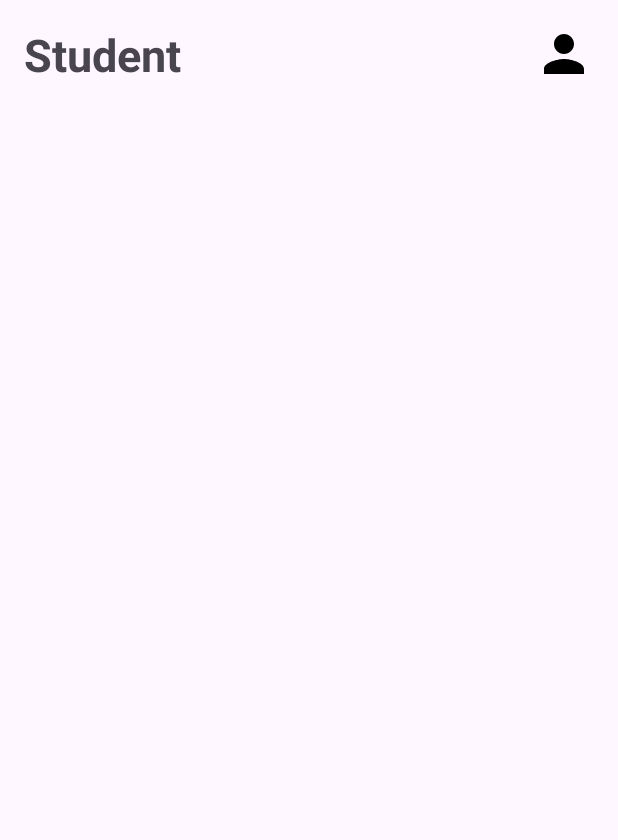
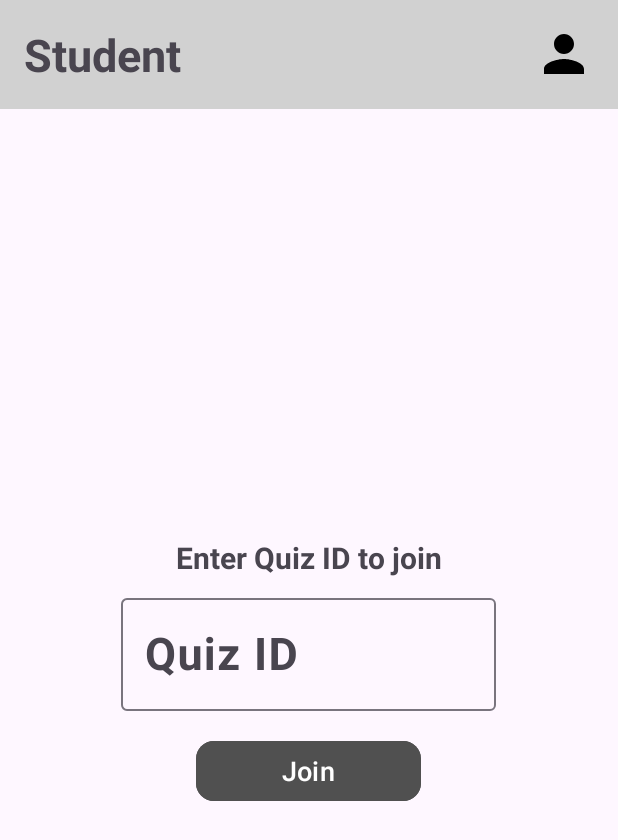
Before and after one commit to AdrianL1123/QuizCaseStudy_dydrian, an Android app: the StudentFragment screen opened through its navigation route, on a phone screen of 412 x 824 dp. Shown: the top 840 px of the screen. Run offline under Robolectric (Android 15) with nearby library versions, the phone set to English and light mode, and no system bars; our stand-ins replace Dagger/Hilt's generated code, Firebase (no records; nobody signed in at launch, a user with empty details on screens opened directly).

Commit message:
Student dashboard/join quiz

```diff
--- a/app/src/main/java/com/dydrian/quizCaseStudy/core/di/AppModule.kt
+++ b/app/src/main/java/com/dydrian/quizCaseStudy/core/di/AppModule.kt
@@ -15,8 +15,8 @@ import javax.inject.Singleton
 class AppModule {
     @Provides
     @Singleton
-    fun provideQuizRepo(authService: AuthService): QuizRepo {
-        return QuizRepoFireStoreImpl(authService = authService)
+    fun provideQuizRepo(): QuizRepo {
+        return QuizRepoFireStoreImpl()
     }
 
     @Provides
--- a/app/src/main/java/com/dydrian/quizCaseStudy/data/repo/QuizRepo.kt
+++ b/app/src/main/java/com/dydrian/quizCaseStudy/data/repo/QuizRepo.kt
@@ -7,4 +7,5 @@ import kotlinx.coroutines.flow.Flow
 interface QuizRepo {
     fun getQuizzes(): Flow<List<Quiz>>
     suspend fun addQuiz(quiz: Quiz)
+    suspend fun getQuizById(id: String): Quiz?
 }
--- a/app/src/main/java/com/dydrian/quizCaseStudy/ui/student/StudentViewModel.kt
+++ b/app/src/main/java/com/dydrian/quizCaseStudy/ui/student/StudentViewModel.kt
@@ -1,12 +1,15 @@
 package com.dydrian.quizCaseStudy.ui.student
 
 import com.dydrian.quizCaseStudy.core.service.AuthService
+import com.dydrian.quizCaseStudy.data.repo.QuizRepo
 import com.dydrian.quizCaseStudy.ui.base.BaseViewModel
 import dagger.hilt.android.lifecycle.HiltViewModel
 import javax.inject.Inject
 
 @HiltViewModel
 class StudentViewModel @Inject constructor(
-    private val authService: AuthService
+    private val authService: AuthService,
+    private val repo: QuizRepo
 ) : BaseViewModel() {
+
 }
--- a/app/src/main/res/layout/fragment_student.xml
+++ b/app/src/main/res/layout/fragment_student.xml
@@ -1,16 +1,22 @@
 <?xml version="1.0" encoding="utf-8"?>
-<LinearLayout xmlns:android="http://schemas.android.com/apk/res/android"
+<FrameLayout xmlns:android="http://schemas.android.com/apk/res/android"
+    xmlns:app="http://schemas.android.com/apk/res-auto"
     xmlns:tools="http://schemas.android.com/tools"
     android:layout_width="match_parent"
     android:layout_height="match_parent"
     android:fitsSystemWindows="true"
-    android:orientation="vertical"
     tools:context=".ui.student.StudentFragment">
 
-    <!-- Header with user icon on the top right -->
+    <LinearLayout
+        android:layout_width="match_parent"
+        android:layout_height="match_parent"
+        android:orientation="vertical">
+
+        <!-- Header -->
         <LinearLayout
             android:layout_width="match_parent"
             android:layout_height="wrap_content"
+            android:background="@color/lightGray"
             android:gravity="center_vertical"
             android:orientation="horizontal"
             android:padding="16dp">
@@ -19,7 +25,7 @@
                 android:layout_width="0dp"
                 android:layout_height="wrap_content"
                 android:layout_weight="1"
-            android:gravity="start"
+                android:gravity="start|center_vertical"
                 android:text="Student"
                 android:textSize="30sp"
                 android:textStyle="bold" />
@@ -28,18 +34,50 @@
                 android:id="@+id/ivUserProfile"
                 android:layout_width="40dp"
                 android:layout_height="40dp"
+                android:layout_gravity="center_vertical"
                 android:contentDescription="User Icon"
+                android:scaleType="centerCrop"
                 android:src="@drawable/ic_user" />
         </LinearLayout>
 
-    <!-- Main Content -->
+        <!-- Form to Join Quiz -->
         <LinearLayout
             android:layout_width="match_parent"
-        android:layout_height="0dp"
-        android:layout_weight="1"
+            android:layout_height="match_parent"
             android:gravity="center"
             android:orientation="vertical">
 
+            <TextView
+                android:layout_width="wrap_content"
+                android:layout_height="wrap_content"
+                android:paddingBottom="8dp"
+                android:text="Enter Quiz ID to join"
+                android:textSize="20sp"
+                android:textStyle="bold" />
+
+            <com.google.android.material.textfield.TextInputLayout
+                android:layout_width="250dp"
+                android:layout_height="wrap_content"
+                android:hint="Quiz ID">
+
+                <com.google.android.material.textfield.TextInputEditText
+                    android:id="@+id/etQuizId"
+                    android:layout_width="match_parent"
+                    android:layout_height="wrap_content"
+                    android:inputType="text"
+                    android:textSize="30sp"
+                    android:textStyle="bold" />
+            </com.google.android.material.textfield.TextInputLayout>
+
+            <com.google.android.material.button.MaterialButton
+                android:id="@+id/btnJoinQuiz"
+                android:layout_width="150dp"
+                android:layout_height="wrap_content"
+                android:layout_marginTop="16dp"
+                android:backgroundTint="@color/darkGray"
+                android:text="Join"
+                android:textSize="18sp"
+                app:cornerRadius="12dp" />
         </LinearLayout>
-
     </LinearLayout>
+</FrameLayout>
--- a/app/src/main/res/navigation/nav_graph.xml
+++ b/app/src/main/res/navigation/nav_graph.xml
@@ -52,6 +52,9 @@
         <action
             android:id="@+id/studentFragment_to_profileFragment"
             app:destination="@id/profileFragment" />
+        <action
+            android:id="@+id/studentToQuiz"
+            app:destination="@id/quizConfirmationFragment" />
     </fragment>
 
 
@@ -75,10 +78,19 @@
         android:label="fragment_profile"
         tools:layout="@layout/fragment_profile" />
     <fragment
-        tools:layout="@layout/fragment_teacher_manage_quiz"
         android:id="@+id/teacherAddQuizFragment"
         android:name="com.dydrian.quizCaseStudy.ui.teacher.manage.add.TeacherAddQuizFragment"
-        android:label="TeacherAddQuizFragment" />
+        android:label="TeacherAddQuizFragment"
+        tools:layout="@layout/fragment_teacher_manage_quiz" />
+    <fragment
+        android:id="@+id/quizConfirmationFragment"
+        android:name="com.dydrian.quizCaseStudy.ui.student.quizConfirmation.QuizConfirmationFragment"
+        android:label="fragment_quiz_confirmation"
+        tools:layout="@layout/fragment_quiz_confirmation">
+        <argument
+            android:name="quizId"
+            app:argType="string" />
+    </fragment>
 
 
 </navigation>
--- a/app/src/main/res/values/colors.xml
+++ b/app/src/main/res/values/colors.xml
@@ -6,6 +6,7 @@
     <color name="success">#2F863E</color>
     <color name="lightGray">#D1D1D1</color>
     <color name="gray">#7D7D7D</color>
+    <color name="darkGray">#505050</color>
     <color name="lightBlue">#2196F3</color>
     <color name="darkBlue">#3F51B5</color>
 </resources>
```
Also changed, not shown: app/src/main/java/com/dydrian/quizCaseStudy/data/repo/QuizRepoFireStoreImpl.kt (+8 -8 lines), app/src/main/java/com/dydrian/quizCaseStudy/ui/student/StudentFragment.kt (+28 -1 lines), app/src/main/java/com/dydrian/quizCaseStudy/ui/student/quizConfirmation/QuizConfirmationFragment.kt (added, +40 -0 lines), app/src/main/java/com/dydrian/quizCaseStudy/ui/student/quizConfirmation/QuizConfirmationViewModel.kt (added, +39 -0 lines), app/src/main/java/com/dydrian/quizCaseStudy/ui/teacher/manage/add/TeacherAddQuizFragment.kt (+22 -6 lines), app/src/main/res/layout/fragment_quiz_confirmation.xml (added, +65 -0 lines). Lines whose indentation alone changed are shown as unchanged.
